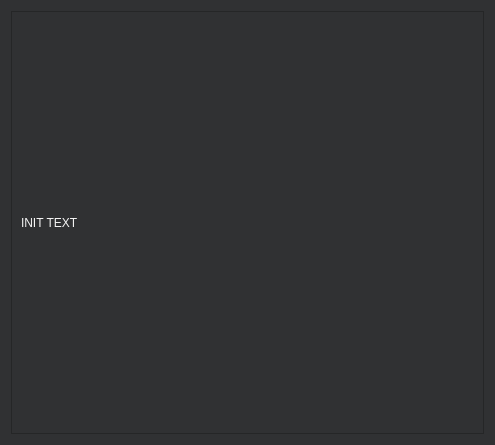
syool/PyQt, file Blackboard/ui/test.ui: the form before one commit.
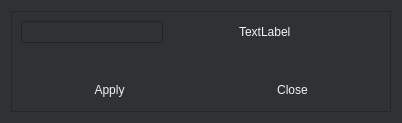
The form after the commit.

```diff
--- a/Blackboard/ui/test.ui
+++ b/Blackboard/ui/test.ui
@@ -6,10 +6,28 @@
    <rect>
     <x>0</x>
     <y>0</y>
-    <width>495</width>
-    <height>445</height>
+    <width>402</width>
+    <height>123</height>
    </rect>
   </property>
+  <property name="sizePolicy">
+   <sizepolicy hsizetype="Fixed" vsizetype="Fixed">
+    <horstretch>0</horstretch>
+    <verstretch>0</verstretch>
+   </sizepolicy>
+  </property>
+  <property name="minimumSize">
+   <size>
+    <width>402</width>
+    <height>123</height>
+   </size>
+  </property>
+  <property name="maximumSize">
+   <size>
+    <width>402</width>
+    <height>123</height>
+   </size>
+  </property>
   <property name="windowTitle">
    <string>Form</string>
   </property>
@@ -87,11 +105,66 @@
      </property>
      <layout class="QGridLayout" name="gridLayout_2">
       <item row="0" column="0">
-       <widget class="QLabel" name="my_label">
-        <property name="text">
-         <string>INIT TEXT</string>
-        </property>
-       </widget>
+       <layout class="QVBoxLayout" name="verticalLayout">
+        <item>
+         <layout class="QHBoxLayout" name="horizontalLayout" stretch="2,1,2">
+          <item>
+           <widget class="QLineEdit" name="line_input"/>
+          </item>
+          <item>
+           <spacer name="horizontalSpacer">
+            <property name="orientation">
+             <enum>Qt::Horizontal</enum>
+            </property>
+            <property name="sizeHint" stdset="0">
+             <size>
+              <width>40</width>
+              <height>20</height>
+             </size>
+            </property>
+           </spacer>
+          </item>
+          <item>
+           <widget class="QLabel" name="label_output">
+            <property name="text">
+             <string>TextLabel</string>
+            </property>
+           </widget>
+          </item>
+         </layout>
+        </item>
+        <item>
+         <spacer name="verticalSpacer">
+          <property name="orientation">
+           <enum>Qt::Vertical</enum>
+          </property>
+          <property name="sizeHint" stdset="0">
+           <size>
+            <width>20</width>
+            <height>40</height>
+           </size>
+          </property>
+         </spacer>
+        </item>
+        <item>
+         <layout class="QHBoxLayout" name="horizontalLayout_2">
+          <item>
+           <widget class="QPushButton" name="btn_apply">
+            <property name="text">
+             <string>Apply</string>
+            </property>
+           </widget>
+          </item>
+          <item>
+           <widget class="QPushButton" name="btn_close">
+            <property name="text">
+             <string>Close</string>
+            </property>
+           </widget>
+          </item>
+         </layout>
+        </item>
+       </layout>
       </item>
      </layout>
     </widget>
```
